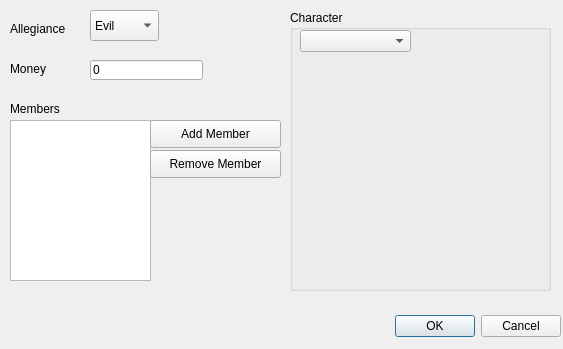
Old version of the form editor/editpartydialog.ui in the repository LibreGamesArchive/silvertree.
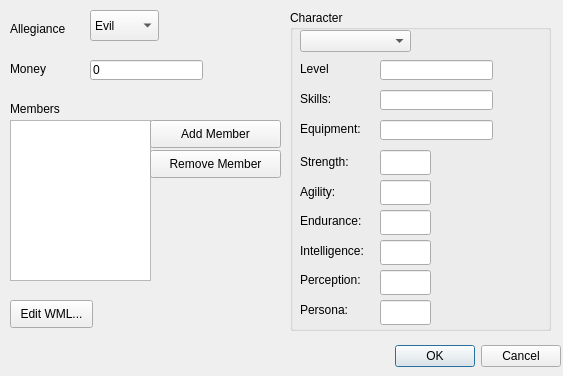
New version of the form.

```diff
--- a/editor/editpartydialog.ui
+++ b/editor/editpartydialog.ui
@@ -9,7 +9,7 @@
     <x>0</x>
     <y>0</y>
     <width>563</width>
-    <height>349</height>
+    <height>376</height>
    </rect>
   </property>
   <property name="windowTitle" >
@@ -101,7 +101,7 @@
    <property name="geometry" >
     <rect>
      <x>210</x>
-     <y>310</y>
+     <y>340</y>
      <width>351</width>
      <height>33</height>
     </rect>
@@ -174,7 +174,7 @@
      <x>290</x>
      <y>10</y>
      <width>261</width>
-     <height>281</height>
+     <height>321</height>
     </rect>
    </property>
    <property name="title" >
@@ -190,6 +190,208 @@
      </rect>
     </property>
    </widget>
+   <widget class="QLabel" name="label_4" >
+    <property name="geometry" >
+     <rect>
+      <x>10</x>
+      <y>50</y>
+      <width>41</width>
+      <height>17</height>
+     </rect>
+    </property>
+    <property name="text" >
+     <string>Level</string>
+    </property>
+   </widget>
+   <widget class="QLabel" name="label_5" >
+    <property name="geometry" >
+     <rect>
+      <x>10</x>
+      <y>80</y>
+      <width>41</width>
+      <height>17</height>
+     </rect>
+    </property>
+    <property name="text" >
+     <string>Skills:</string>
+    </property>
+   </widget>
+   <widget class="QLabel" name="label_6" >
+    <property name="geometry" >
+     <rect>
+      <x>10</x>
+      <y>110</y>
+      <width>81</width>
+      <height>17</height>
+     </rect>
+    </property>
+    <property name="text" >
+     <string>Equipment:</string>
+    </property>
+   </widget>
+   <widget class="QLineEdit" name="equipmentLineEdit" >
+    <property name="geometry" >
+     <rect>
+      <x>90</x>
+      <y>110</y>
+      <width>113</width>
+      <height>20</height>
+     </rect>
+    </property>
+   </widget>
+   <widget class="QWidget" name="layoutWidget" >
+    <property name="geometry" >
+     <rect>
+      <x>10</x>
+      <y>140</y>
+      <width>78</width>
+      <height>171</height>
+     </rect>
+    </property>
+    <layout class="QVBoxLayout" >
+     <property name="margin" >
+      <number>0</number>
+     </property>
+     <property name="spacing" >
+      <number>6</number>
+     </property>
+     <item>
+      <widget class="QLabel" name="label_7" >
+       <property name="text" >
+        <string>Strength:</string>
+       </property>
+      </widget>
+     </item>
+     <item>
+      <widget class="QLabel" name="label_8" >
+       <property name="text" >
+        <string>Agility:</string>
+       </property>
+      </widget>
+     </item>
+     <item>
+      <widget class="QLabel" name="label_9" >
+       <property name="text" >
+        <string>Endurance:</string>
+       </property>
+      </widget>
+     </item>
+     <item>
+      <widget class="QLabel" name="label_10" >
+       <property name="text" >
+        <string>Intelligence:</string>
+       </property>
+      </widget>
+     </item>
+     <item>
+      <widget class="QLabel" name="label_11" >
+       <property name="text" >
+        <string>Perception:</string>
+       </property>
+      </widget>
+     </item>
+     <item>
+      <widget class="QLabel" name="label_12" >
+       <property name="text" >
+        <string>Persona:</string>
+       </property>
+      </widget>
+     </item>
+    </layout>
+   </widget>
+   <widget class="QLineEdit" name="enduranceLineEdit" >
+    <property name="geometry" >
+     <rect>
+      <x>90</x>
+      <y>200</y>
+      <width>51</width>
+      <height>25</height>
+     </rect>
+    </property>
+   </widget>
+   <widget class="QLineEdit" name="intelligenceLineEdit" >
+    <property name="geometry" >
+     <rect>
+      <x>90</x>
+      <y>230</y>
+      <width>51</width>
+      <height>25</height>
+     </rect>
+    </property>
+   </widget>
+   <widget class="QLineEdit" name="perceptionLineEdit" >
+    <property name="geometry" >
+     <rect>
+      <x>90</x>
+      <y>260</y>
+      <width>51</width>
+      <height>25</height>
+     </rect>
+    </property>
+   </widget>
+   <widget class="QLineEdit" name="personaLineEdit" >
+    <property name="geometry" >
+     <rect>
+      <x>90</x>
+      <y>290</y>
+      <width>51</width>
+      <height>25</height>
+     </rect>
+    </property>
+   </widget>
+   <widget class="QLineEdit" name="strengthLineEdit" >
+    <property name="geometry" >
+     <rect>
+      <x>90</x>
+      <y>140</y>
+      <width>51</width>
+      <height>25</height>
+     </rect>
+    </property>
+   </widget>
+   <widget class="QLineEdit" name="agilityLineEdit" >
+    <property name="geometry" >
+     <rect>
+      <x>90</x>
+      <y>170</y>
+      <width>51</width>
+      <height>25</height>
+     </rect>
+    </property>
+   </widget>
+   <widget class="QLineEdit" name="skillsLineEdit" >
+    <property name="geometry" >
+     <rect>
+      <x>90</x>
+      <y>80</y>
+      <width>113</width>
+      <height>20</height>
+     </rect>
+    </property>
+   </widget>
+   <widget class="QLineEdit" name="levelLineEdit" >
+    <property name="geometry" >
+     <rect>
+      <x>90</x>
+      <y>50</y>
+      <width>113</width>
+      <height>20</height>
+     </rect>
+    </property>
+   </widget>
+  </widget>
+  <widget class="QPushButton" name="editWMLButton" >
+   <property name="geometry" >
+    <rect>
+     <x>10</x>
+     <y>300</y>
+     <width>83</width>
+     <height>28</height>
+    </rect>
+   </property>
+   <property name="text" >
+    <string>Edit WML...</string>
+   </property>
   </widget>
  </widget>
  <pixmapfunction></pixmapfunction>
```
